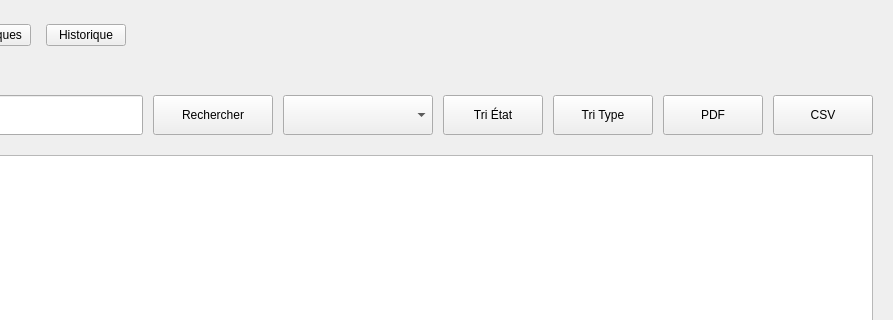
Qt form gestionpoubellepages.ui (Eyatallah-14/waste-collection-and-recycling) before a commit; both pictures show x 307 to 1200 and y 0 to 320 of the 1200 by 800 pixel window.
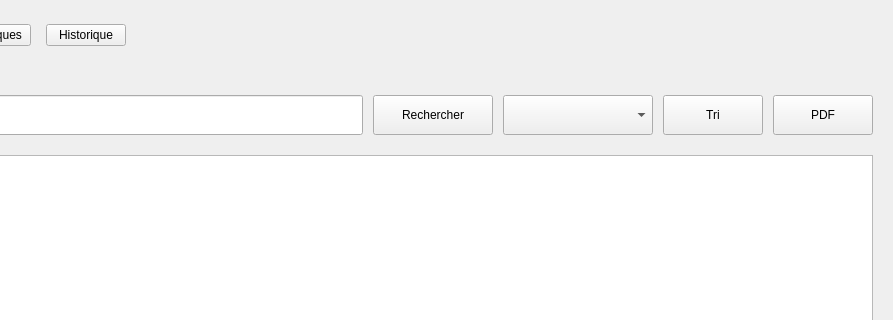
The same form after that commit.

The edit to the form file:
```diff
--- a/gestionpoubellepages.ui
+++ b/gestionpoubellepages.ui
@@ -188,20 +188,7 @@
              </size>
             </property>
             <property name="text">
-             <string>Tri État</string>
-            </property>
-           </widget>
-          </item>
-          <item>
-           <widget class="QPushButton" name="btnTriType">
-            <property name="minimumSize">
-             <size>
-              <width>100</width>
-              <height>40</height>
-             </size>
-            </property>
-            <property name="text">
-             <string>Tri Type</string>
+             <string>Tri</string>
             </property>
            </widget>
           </item>
@@ -218,19 +205,6 @@
             </property>
            </widget>
           </item>
-          <item>
-           <widget class="QPushButton" name="btnExportCsv">
-            <property name="minimumSize">
-             <size>
-              <width>100</width>
-              <height>40</height>
-             </size>
-            </property>
-            <property name="text">
-             <string>CSV</string>
-            </property>
-           </widget>
-          </item>
          </layout>
         </widget>
        </item>
```
Left out of the diff: 9 changed lines with no effect on the pictures.
